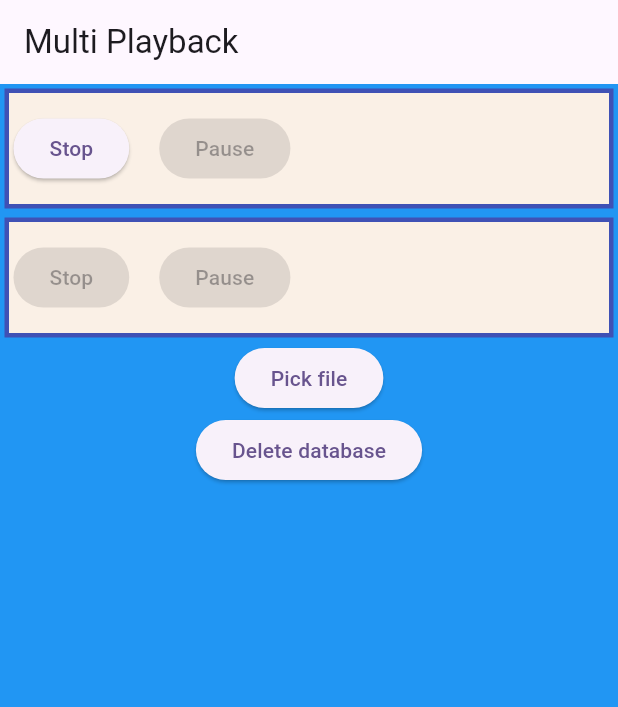
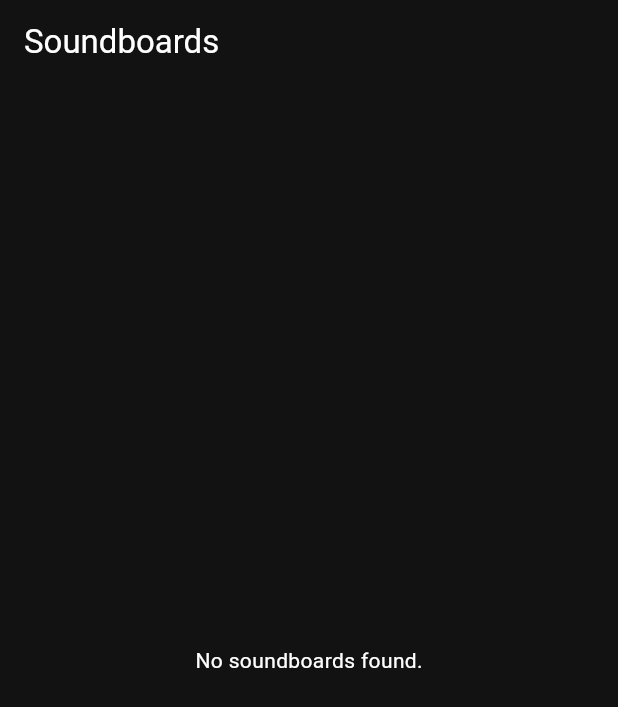
Before and after one commit to MKuzemczak/Soundboard, a Flutter app: the screen it shows after launch, on a phone screen of 412 x 824 dp. Shown: the top 707 px of the screen. Run offline on Flutter 3.47's test engine with Material 3 defaults, Android fonts, the phone set to English and light mode, and no system bars; our stand-ins replace file_picker, flutter_slidable, sqflite_common_ffi; missing offline and left inert: flutter_sound, sqflite_common_porter; accounts and stored records are empty.

Commit message:
soundboard list screen

```diff
--- a/lib/main.dart
+++ b/lib/main.dart
@@ -1,5 +1,6 @@
 import 'package:flutter/material.dart';
 import 'package:sounboard/screens/sound_test.dart';
+import 'package:sounboard/screens/soundboard_list_screen.dart';
 
 void main() {
   runApp(const MyApp());
@@ -12,7 +13,7 @@ class MyApp extends StatelessWidget {
   @override
   Widget build(BuildContext context) {
     return MaterialApp(
-      title: 'Flutter Demo',
+      title: 'Soundboard',
       theme: ThemeData(
         // This is the theme of your application.
         //
@@ -29,9 +30,13 @@ class MyApp extends StatelessWidget {
         //
         // This works for code too, not just values: Most code changes can be
         // tested with just a hot reload.
-        colorScheme: ColorScheme.fromSeed(seedColor: Colors.deepPurple),
+        colorScheme: ColorScheme.dark(),
       ),
-      home: MultiPlayback(),
+      home: Scaffold(
+        appBar: AppBar(title: const Text('Soundboards')),
+        body: SoundboardListScreen(),
+      ),
+      // home: SoundboardListScreen(),
       // home: const MyHomePage(title: 'Flutter Demo Home Page'),
     );
   }
--- /dev/null
+++ b/lib/screens/soundboard_list_screen.dart
@@ -0,0 +1,70 @@
+import 'package:flutter/material.dart';
+import 'package:sounboard/database/db.dart';
+import 'package:sounboard/database/soundboard_details.dart';
+import 'package:sounboard/utilities/soundboard_tile.dart';
+
+class SoundboardListScreen extends StatefulWidget {
+  const SoundboardListScreen({super.key});
+
+  @override
+  State<StatefulWidget> createState() => _SoundboardListScreenState();
+}
+
+class _SoundboardListScreenState extends State<SoundboardListScreen> {
+  late Future<List<SoundboardDetails>> _soundboardsFuture;
+
+  @override
+  void initState() {
+    super.initState();
+    _loadFutures();
+  }
+
+  void _loadFutures() {
+    _soundboardsFuture = DbHelper().getSoundboards();
+  }
+
+  @override
+  Widget build(BuildContext context) {
+    return Scaffold(
+      body: Column(
+        children: [
+          Expanded(
+            child: FutureBuilder(
+              future: _soundboardsFuture,
+              builder: (context, snapshot) {
+                if (snapshot.connectionState == ConnectionState.waiting) {
+                  return const Center(child: CircularProgressIndicator());
+                } else if (snapshot.hasError) {
+                  return Center(child: Text('Error: ${snapshot.error}'));
+                } else if (!snapshot.hasData || snapshot.data!.isEmpty) {
+                  return const Center(child: Text('No soundboards found.'));
+                }
+
+                final soundboards = snapshot.data!;
+
+                return ListView.builder(
+                  itemCount: soundboards.length,
+                  itemBuilder: (context, index) {
+                    final soundboardDetails = soundboards[index];
+                    return SoundboardTile(
+                      soundboardDetails: soundboardDetails,
+                      onEnterFunc: () => Navigator.push(
+                        context,
+                        MaterialPageRoute(
+                          builder: (context) { return Column(); }//=> SoundboardViewScreen()
+                        )
+                      ),
+                      onRemoveFunc: (context) {
+                        throw Exception("NOT IMPLEMENTED");
+                      },
+                    );
+                  },
+                );
+              },
+            ),
+          ),
+        ],
+      ),
+    );
+  }
+}
--- a/pubspec.yaml
+++ b/pubspec.yaml
@@ -46,6 +46,7 @@ dependencies:
       path: sqflite_common_porter
     version: '>=0.2.0'
   path: ^1.9.1
+  flutter_slidable: ^4.0.0
 
 dev_dependencies:
   flutter_test:
```
Also changed, not shown: lib/database/db.dart (+12 -0 lines), lib/utilities/soundboard_tile.dart (added, +43 -0 lines), lib/screens/soundboard_list.dart (deleted), lib/screens/soundboard_view.dart (deleted), lib/screens/soundboard_view_screen.dart (added), pubspec.lock.
